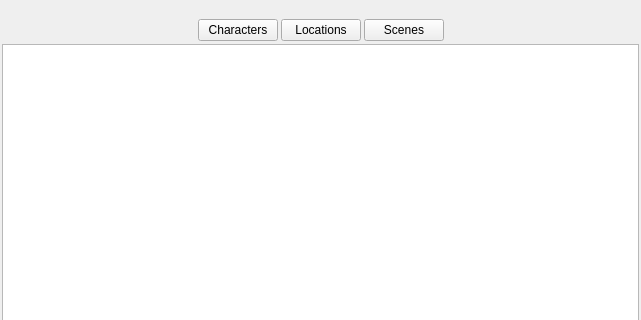
Above: ui/imported_novel_overview.ui from zkovari/plotlyst before the change; both pictures show x 0 to 641 and y 0 to 320 of the 641 by 531 pixel window. Below: the same form after it.
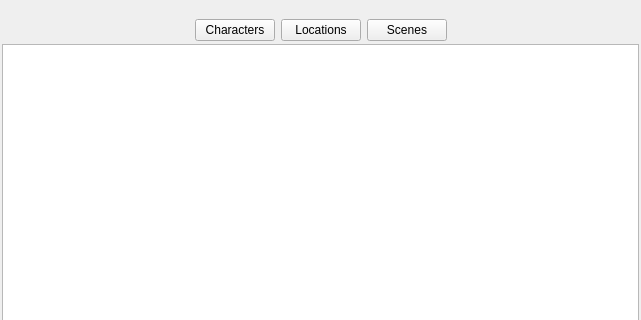
That is the form after the change.

Commit message: spacers instead of layout spacing

The edit to the form file:
```diff
--- a/ui/imported_novel_overview.ui
+++ b/ui/imported_novel_overview.ui
@@ -49,7 +49,10 @@
     </widget>
    </item>
    <item>
-    <layout class="QHBoxLayout" name="horizontalLayout">
+    <layout class="QHBoxLayout" name="layoutButtons">
+     <property name="spacing">
+      <number>0</number>
+     </property>
      <item>
       <spacer name="horizontalSpacer">
        <property name="orientation">
@@ -79,6 +82,22 @@
        </attribute>
       </widget>
      </item>
+     <item>
+      <spacer name="horizontalSpacer_3">
+       <property name="orientation">
+        <enum>Qt::Horizontal</enum>
+       </property>
+       <property name="sizeType">
+        <enum>QSizePolicy::Fixed</enum>
+       </property>
+       <property name="sizeHint" stdset="0">
+        <size>
+         <width>6</width>
+         <height>20</height>
+        </size>
+       </property>
+      </spacer>
+     </item>
      <item>
       <widget class="QPushButton" name="btnLocations">
        <property name="text">
@@ -95,6 +114,22 @@
        </attribute>
       </widget>
      </item>
+     <item>
+      <spacer name="horizontalSpacer_4">
+       <property name="orientation">
+        <enum>Qt::Horizontal</enum>
+       </property>
+       <property name="sizeType">
+        <enum>QSizePolicy::Fixed</enum>
+       </property>
+       <property name="sizeHint" stdset="0">
+        <size>
+         <width>6</width>
+         <height>20</height>
+        </size>
+       </property>
+      </spacer>
+     </item>
      <item>
       <widget class="QPushButton" name="btnScenes">
        <property name="text">
```
The commit also changes 1 other file.
